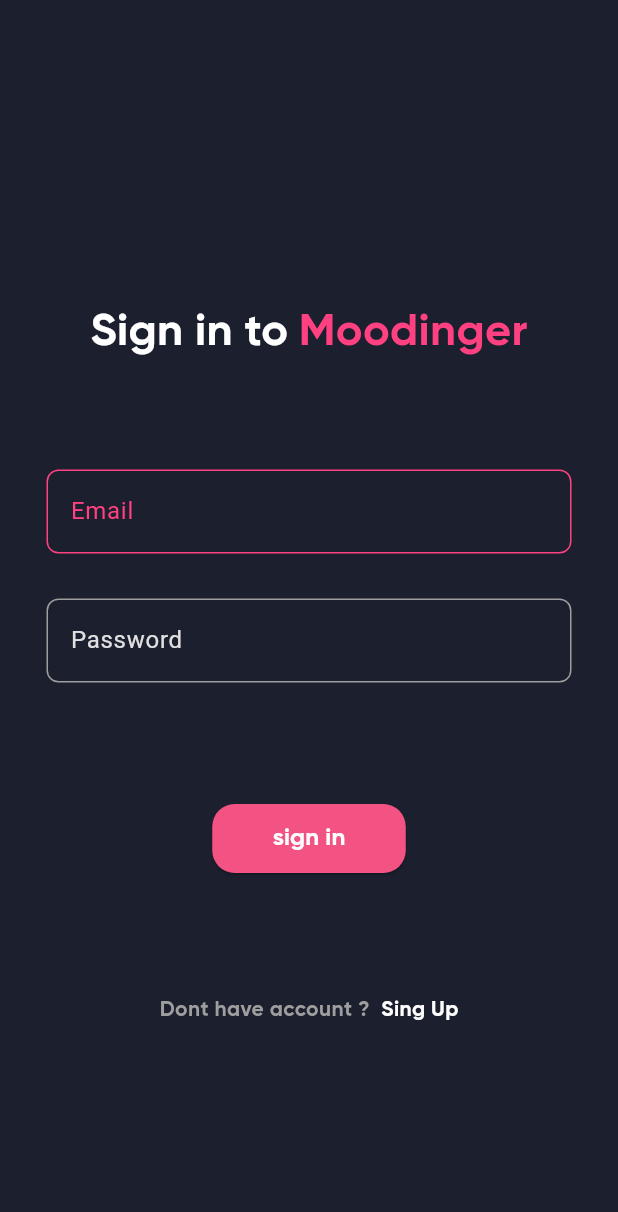
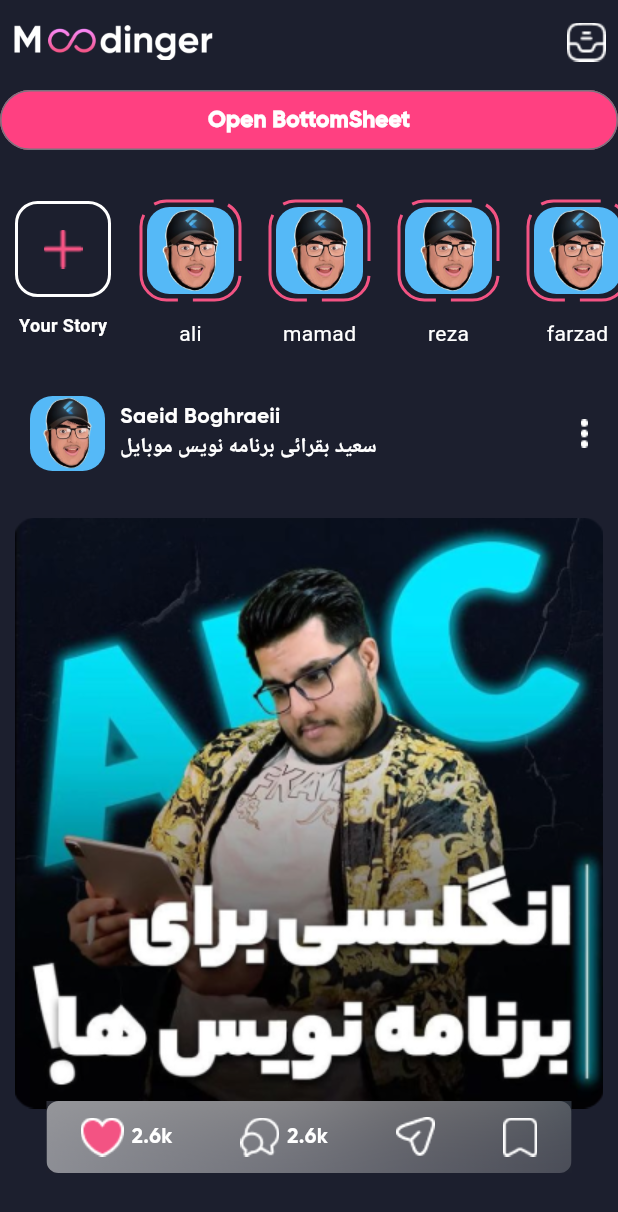
Before and after one commit to SaeidBoghraeii83/instagram_01, a Flutter app: the screen it shows after launch, on a phone screen of 412 x 824 dp. Shown: the top 1212 px of the screen. Run offline on Flutter 3.47's test engine with Material 3 defaults, Android fonts, the light colour scheme and no system bars; drawn by our look-alikes of dotted_border; Roboto replaces fonts that are missing (GS).

Commit message:
add home Screen

```diff
--- /dev/null
+++ b/lib/home_screen.dart
@@ -0,0 +1,309 @@
+import 'dart:ui';
+import 'package:dotted_border/dotted_border.dart';
+import 'package:flutter/material.dart';
+import 'package:instagram_01/shareBottomSheet.dart';
+
+class Home_Screen extends StatefulWidget {
+  Home_Screen({super.key});
+
+  @override
+  State<Home_Screen> createState() => _Home_ScreenState();
+}
+
+class _Home_ScreenState extends State<Home_Screen> {
+  var itemName = ['saeed', 'ali', 'mamad', 'reza', 'farzad', 'ahmad', 'mahsa'];
+
+  @override
+  Widget build(BuildContext context) {
+    return Scaffold(
+      appBar: _getAppBar(),
+      backgroundColor: Color.fromRGBO(28, 31, 46, 1),
+      body: CustomScrollView(
+        slivers: [
+          SliverToBoxAdapter(child: _getButtomSheet()),
+          SliverToBoxAdapter(child: _getListStoryBuilderItem()),
+          SliverList(
+            delegate: SliverChildBuilderDelegate((context, index) {
+              return Column(
+                children: [_getInformationProfile(), _getPostItem()],
+              );
+            }, childCount: 2),
+          ),
+        ],
+      ),
+    );
+  }
+
+  Widget _getButtomSheet() {
+    return OutlinedButton(
+      style: OutlinedButton.styleFrom(backgroundColor: Colors.pinkAccent),
+      onPressed: () {
+        showModalBottomSheet(
+          barrierColor: Colors.transparent,
+          backgroundColor: Colors.transparent,
+          context: context,
+          isScrollControlled: true,
+          builder: (BuildContext context) {
+            return Padding(
+              padding: EdgeInsets.only(
+                bottom: MediaQuery.of(context).viewInsets.bottom,
+              ),
+              child: DraggableScrollableSheet(
+                initialChildSize: 0.5,
+                minChildSize: 0.2,
+                maxChildSize: 0.7,
+                builder: (context, controler) {
+                  return Sharebottomsheet(controller: controler);
+                },
+              ),
+            );
+          },
+        );
+      },
+      child: Text(
+        'Open BottomSheet',
+        style: TextStyle(
+          color: Colors.white,
+          fontFamily: 'GB',
+          fontSize: 15,
+          fontWeight: FontWeight.bold,
+        ),
+      ),
+    );
+  }
+
+  _getListStoryBuilderItem() {
+    return SizedBox(
+      height: 150,
+      child: ListView.builder(
+        scrollDirection: Axis.horizontal,
+        itemCount: itemName.length,
+        itemBuilder: (context, index) {
+          return index == 0
+              ? _getAddStory()
+              : _getStoryListBox(itemName[index]);
+        },
+      ),
+    );
+  }
+
+  PreferredSizeWidget _getAppBar() {
+    return AppBar(
+      backgroundColor: Color.fromRGBO(28, 31, 46, 1),
+      leadingWidth: 150,
+      leading: Padding(
+        padding: const EdgeInsets.all(8.0),
+        child: Image.asset(
+          'images/moodinger_logo.png',
+          width: 200,
+          height: 200,
+        ),
+      ),
+      actions: [
+        Padding(
+          padding: const EdgeInsets.all(8.0),
+          child: Image.asset('images/icon_direct.png'),
+        ),
+      ],
+    );
+  }
+
+  Widget _getAddStory() {
+    return Column(
+      children: [
+        Padding(
+          padding: const EdgeInsets.only(
+            top: 30,
+            left: 10,
+            right: 10,
+            bottom: 10,
+          ),
+          child: Container(
+            width: 64,
+            height: 64,
+            decoration: BoxDecoration(
+              borderRadius: BorderRadius.circular(15),
+              border: BoxBorder.all(color: Colors.white, width: 2),
+              image: DecorationImage(image: AssetImage('images/icon_plus.png')),
+            ),
+          ),
+        ),
+        Text(
+          'Your Story',
+          style: TextStyle(
+            color: Colors.white,
+            fontFamily: 'GS',
+            fontSize: 12,
+            fontWeight: FontWeight.bold,
+          ),
+        ),
+      ],
+    );
+  }
+
+  Widget _getStoryListBox(String itemName) {
+    return Container(
+      margin: EdgeInsets.only(top: 30, left: 10, right: 10, bottom: 10),
+      child: Column(
+        children: [
+          DottedBorder(
+            borderType: BorderType.RRect,
+            radius: Radius.circular(17),
+            padding: EdgeInsets.all(4),
+            color: Color(0xffF35383),
+            dashPattern: [40, 10],
+            strokeWidth: 2,
+            child: ClipRRect(
+              borderRadius: BorderRadius.all(Radius.circular(15)),
+              child: Container(
+                height: 58,
+                width: 58,
+                child: Image.asset('images/profile.png'),
+              ),
+            ),
+          ),
+          SizedBox(height: 12),
+          Text('$itemName', style: TextStyle(color: Colors.white)),
+        ],
+      ),
+    );
+  }
+
+  _getInformationProfile() {
+    return Padding(
+      padding: const EdgeInsets.symmetric(horizontal: 20, vertical: 10),
+      child: Row(
+        children: [
+          Container(
+            width: 50,
+            height: 50,
+            decoration: BoxDecoration(
+              borderRadius: BorderRadius.circular(15),
+
+              image: DecorationImage(image: AssetImage('images/profile.png')),
+            ),
+          ),
+          SizedBox(width: 10),
+          Column(
+            crossAxisAlignment: CrossAxisAlignment.start,
+            children: [
+              Text(
+                'Saeid Boghraeii',
+                style: TextStyle(color: Colors.white, fontFamily: 'GB'),
+              ),
+              Text(
+                'سعید بقرائی برنامه نویس موبایل',
+                style: TextStyle(
+                  color: Colors.white,
+                  fontFamily: 'GB',
+                  fontWeight: FontWeight.bold,
+                ),
+              ),
+            ],
+          ),
+          Spacer(),
+          Image.asset('images/icon_menu.png'),
+        ],
+      ),
+    );
+  }
+
+  Widget _getPostItem() {
+    return Padding(
+      padding: const EdgeInsets.only(top: 20, right: 10, left: 10, bottom: 30),
+      child: Container(
+        width: 440,
+        height: 440,
+
+        child: Stack(
+          alignment: Alignment.bottomCenter,
+          children: [
+            Positioned(top: 1, child: Image.asset('images/post_cover.png')),
+            Positioned(
+              bottom: 2,
+              child: ClipRRect(
+                child: BackdropFilter(
+                  filter: ImageFilter.blur(sigmaX: 40, sigmaY: 40),
+                  child: Container(
+                    width: 350,
+                    height: 48,
+                    decoration: BoxDecoration(
+                      gradient: LinearGradient(
+                        colors: [
+                          Color.fromRGBO(255, 255, 255, 0.5),
+                          Color.fromRGBO(255, 255, 255, 0.2),
+                        ], // Gradient from blue to red
+                        begin: Alignment.topLeft, // Starts from top-left
+                        end: Alignment.bottomRight, // Ends at bottom-right
+                      ),
+
+                      borderRadius: BorderRadius.circular(8),
+                    ),
+
+                    child: Row(
+                      mainAxisAlignment: MainAxisAlignment.spaceAround,
+                      children: [
+                        Row(
+                          children: [
+                            Image.asset('images/icon_hart.png'),
+
+                            SizedBox(width: 5),
+
+                            Text(
+                              '2.6k',
+                              style: TextStyle(
+                                color: Colors.white,
+                                fontFamily: 'GB',
+                              ),
+                            ),
+                          ],
+                        ),
+                        Row(
+                          children: [
+                            Image.asset('images/icon_comments.png'),
+                            SizedBox(width: 5),
+                            Text(
+                              '2.6k',
+                              style: TextStyle(
+                                color: Colors.white,
+                                fontFamily: 'GB',
+                              ),
+                            ),
+                          ],
+                        ),
+
+                        Image.asset('images/icon_share.png'),
+                        Image.asset('images/icon_save.png'),
+                      ],
+                    ),
+                  ),
+                ),
+              ),
+            ),
+          ],
+        ),
+      ),
+    );
+  }
+
+  Widget _getItemGrid() {
+    return Column(
+      children: [
+        Container(
+          width: 60,
+          height: 60,
+          child: ClipRRect(
+            borderRadius: BorderRadius.all(Radius.circular(15)),
+            child: Image.asset('images/profile.png'),
+          ),
+        ),
+        SizedBox(height: 10),
+        Text(
+          'Saeid',
+          textAlign: TextAlign.center,
+          style: TextStyle(fontFamily: 'GB', fontSize: 12, color: Colors.white),
+        ),
+      ],
+    );
+  }
+}
--- a/lib/main.dart
+++ b/lib/main.dart
@@ -1,79 +1,33 @@
+import 'dart:async';
 import 'package:flutter/material.dart';
-import 'package:flutter_spinkit/flutter_spinkit.dart';
-import 'package:instagram_01/switch_acount_screen.dart';
-import 'package:instagram_01/login_screen.dart';
+import 'package:instagram_01/home_screen.dart';
 
-void main() {
-  runApp(Application());
-}
+void main() => runApp(MyApp());
 
-class Application extends StatelessWidget {
-  const Application({super.key});
-
+class MyApp extends StatelessWidget {
   @override
   Widget build(BuildContext context) {
     return MaterialApp(
-      home: Login_Screen(),
-      debugShowCheckedModeBanner: false,
       theme: ThemeData(
+        textTheme: TextTheme(
+          headlineMedium: TextStyle(
+            fontFamily: 'GB',
+            fontSize: 16,
+            color: Colors.white,
+          ),
+        ),
         elevatedButtonTheme: ElevatedButtonThemeData(
           style: ElevatedButton.styleFrom(
+            backgroundColor: Color(0xffF35383),
             shape: RoundedRectangleBorder(
-              borderRadius: BorderRadius.circular(
-                15,
-              ), // Adjust the value for desired roundness
+              borderRadius: BorderRadius.circular(15),
             ),
-            minimumSize: Size(129, 46),
-            backgroundColor: Color.fromRGBO(243, 83, 131, 1),
+            textStyle: TextStyle(fontFamily: 'GB', fontSize: 16),
           ),
         ),
       ),
+      debugShowCheckedModeBanner: false,
+      home: Home_Screen(),
     );
   }
 }
-
-class Splash_Screen extends StatelessWidget {
-  const Splash_Screen({super.key});
-
-  @override
-  Widget build(BuildContext context) {
-    return Scaffold(
-      backgroundColor: Colors.transparent,
-      body: Container(
-        decoration: BoxDecoration(
-          image: DecorationImage(
-            image: AssetImage('images/pattern1.png'),
-            repeat: ImageRepeat.repeat,
-          ),
-        ),
-        child: Stack(
-          alignment: AlignmentDirectional.bottomCenter,
-          children: [
-            Padding(
-              padding: const EdgeInsets.symmetric(horizontal: 90, vertical: 40),
-              child: Center(child: Image.asset('images/logo_splash.png')),
-            ),
-
-            Positioned(
-              bottom: 32,
-              child: Column(
-                children: [
-                  Text('From', style: TextStyle(color: Colors.white)),
-                  SizedBox(height: 10),
-                  Text(
-                    'Design Code Saeid Boghraeii',
-                    style: TextStyle(
-                      color: Colors.blue,
-                      fontSize: 13,
-                      fontFamily: 'GB',
-                    ),
-                  ),
-                ],
-              ),
-            ),
-          ],
-        ),
-      ),
-    );
-  }
-}
--- a/pubspec.yaml
+++ b/pubspec.yaml
@@ -31,7 +31,6 @@
   flutter:
     sdk: flutter
   flutter_spinkit: ^5.2.1
-
   # The following adds the Cupertino Icons font to your application.
   # Use with the CupertinoIcons class for iOS style icons.
   cupertino_icons: ^1.0.8
@@ -39,6 +38,7 @@
 dev_dependencies:
   flutter_test:
     sdk: flutter
+  dotted_border: ^2.0.0+2
 
   # The "flutter_lints" package below contains a set of recommended lints to
   # encourage good coding practices. The lint set provided by the package is
```
Also changed, not shown: lib/shareBottomSheet.dart (added, +160 -0 lines), pubspec.lock.
